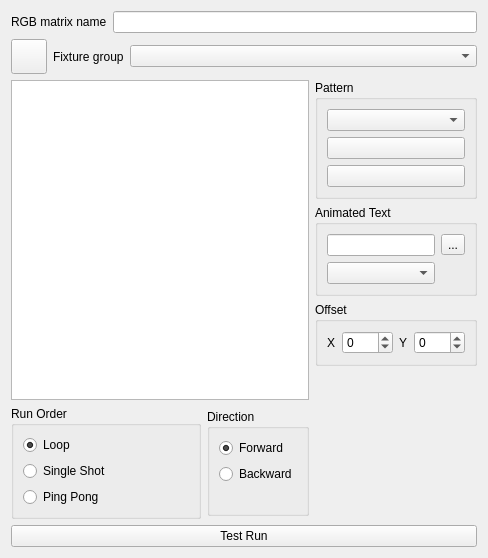
mcallegari/qlcplus, file ui/src/rgbmatrixeditor.ui: the form before one commit.
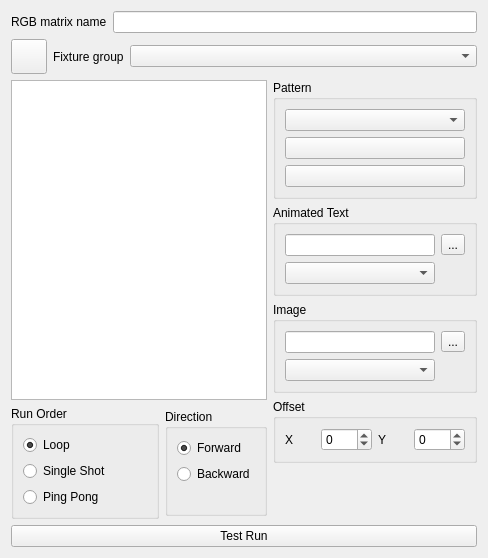
The form after the commit. Icons and pictures are not drawn.

Commit message:
NEW: Load images to RGB Matrix
Allow to display png/jpeg/gif/... images in the RGB Matrix.
Images cna be displayed:
- statically
- scrolling horizontally/vertically
- as an animation where the image is horizontally split in frames. The frames are displayed one by one. Horizontal size of the frames is equal to RGB matrix width.

Patch:
```diff
--- a/ui/src/rgbmatrixeditor.ui
+++ b/ui/src/rgbmatrixeditor.ui
@@ -116,6 +116,38 @@
        </layout>
       </widget>
      </item>
+     <item>
+      <widget class="QGroupBox" name="m_imageGroup">
+       <property name="title">
+        <string>Image</string>
+       </property>
+       <layout class="QGridLayout" name="gridLayout_2">
+        <item row="0" column="0">
+         <widget class="QLineEdit" name="m_imageEdit"/>
+        </item>
+        <item row="0" column="1">
+         <widget class="QToolButton" name="m_imageButton">
+          <property name="text">
+           <string>...</string>
+          </property>
+          <property name="icon">
+           <iconset resource="qlcui.qrc">
+            <normaloff>:/image.png</normaloff>:/image.png</iconset>
+          </property>
+          <property name="iconSize">
+           <size>
+            <width>32</width>
+            <height>32</height>
+           </size>
+          </property>
+         </widget>
+        </item>
+        <item row="1" column="0">
+         <widget class="QComboBox" name="m_imageAnimationCombo"/>
+        </item>
+       </layout>
+      </widget>
+     </item>
      <item>
       <widget class="QGroupBox" name="m_offsetGroup">
        <property name="title">
```
The commit also changes 8 other files.
